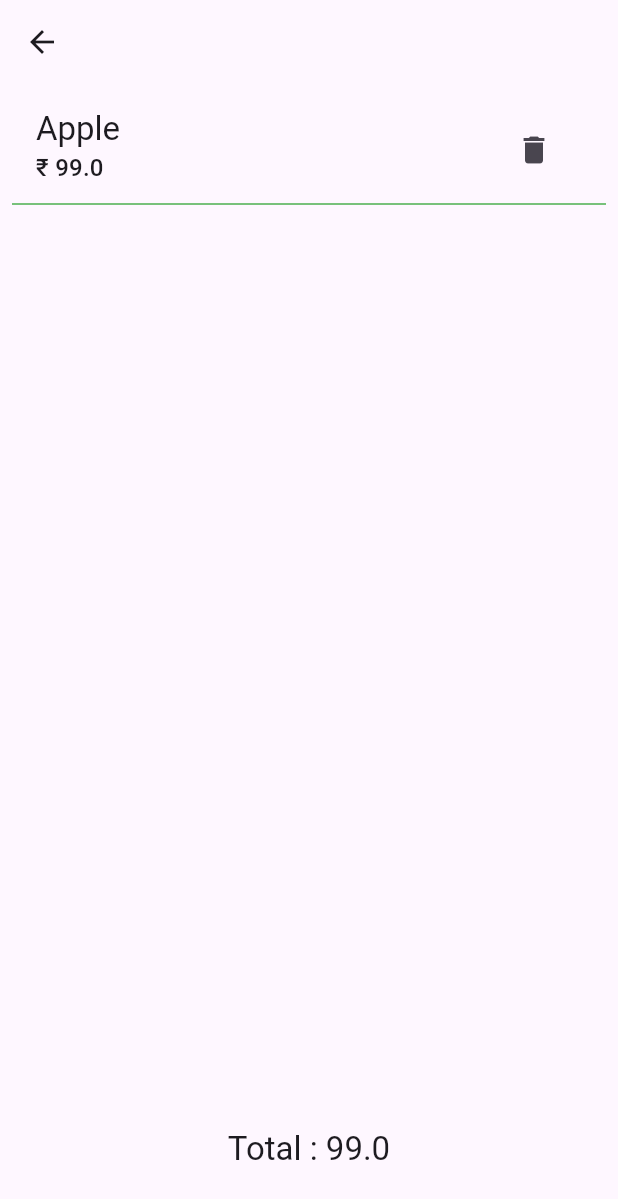
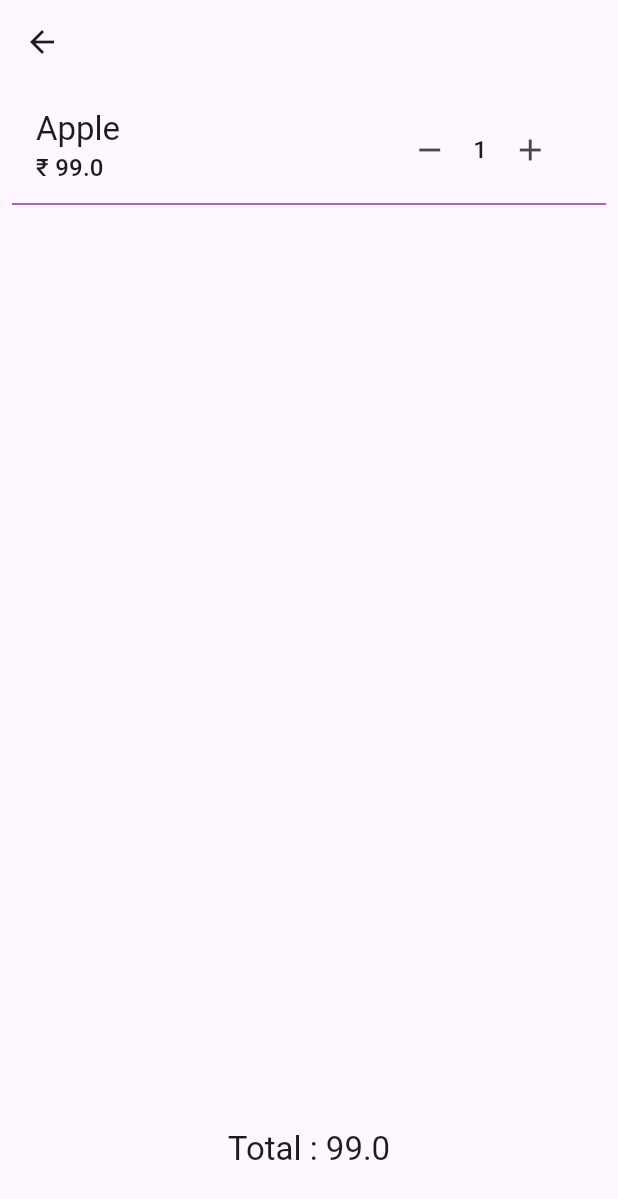
Before and after one commit to ChandraChaan/my_cart, a Flutter app: the screen it shows after launch, after a tap on "Add to cart", after a tap on the "shopping cart" icon, on a phone screen of 412 x 824 dp. Shown: the top 1199 px of the screen. Run offline on Flutter 3.47's test engine with Material 3 defaults, Android fonts, the phone set to English and light mode, and no system bars.

Commit message:
cart item quantity added

```diff
--- a/lib/model/list_model.dart
+++ b/lib/model/list_model.dart
@@ -1,7 +1,7 @@
 class ListModel{
   final String name;
   final double price;
-  final int quantity;
+   int quantity;
 
   ListModel({required this.name, required this.price, required this.quantity});
 }
--- a/lib/screens/cart_screen.dart
+++ b/lib/screens/cart_screen.dart
@@ -47,18 +47,44 @@ class _CartScreenState extends State<CartScreen> {
                               style: Theme.of(context).textTheme.titleLarge),
                           subtitle: Text("₹ ${widget.cartItems[a].price}",
                               style: Theme.of(context).textTheme.titleMedium),
-                          trailing: IconButton(
-                            icon: const Icon(Icons.delete),
-                            onPressed: () {
-                              widget.cartItems.remove(widget.cartItems[a]);
-                              totalPriceFun();
-                              setState(() {});
-                            },
+                          trailing: SizedBox(
+                            width: 120,
+                            child: Row(
+                              mainAxisAlignment: MainAxisAlignment.spaceAround,
+                              crossAxisAlignment: CrossAxisAlignment.center,
+                              children: [
+                                IconButton(
+                                  icon: const Icon(Icons.remove),
+                                  onPressed: () {
+                                    if (widget.cartItems[a].quantity > 1) {
+                                      widget.cartItems[a].quantity--;
+                                    } else {
+                                      widget.cartItems
+                                          .remove(widget.cartItems[a]);
+                                    }
+                                    totalPriceFun();
+                                    setState(() {});
+                                  },
+                                ),
+                                Text('${widget.cartItems[a].quantity}',
+                                    style: Theme.of(context)
+                                        .textTheme
+                                        .titleMedium),
+                                IconButton(
+                                  icon: const Icon(Icons.add),
+                                  onPressed: () {
+                                    widget.cartItems[a].quantity++;
+                                    totalPriceFun();
+                                    setState(() {});
+                                  },
+                                ),
+                              ],
+                            ),
                           ),
                         ),
                         const Divider(
                           height: 0.5,
-                          color: Colors.green,
+                          color: Colors.purple,
                         )
                       ]
                     ],
@@ -81,7 +107,8 @@ class _CartScreenState extends State<CartScreen> {
   totalPriceFun() {
     totalPrice = 0.0;
     for (int a = 0; a < widget.cartItems.length; a++) {
-      totalPrice = totalPrice + widget.cartItems[a].price;
+      totalPrice = totalPrice +
+          (widget.cartItems[a].quantity * widget.cartItems[a].price);
     }
     setState(() {});
   }
--- a/lib/screens/home_screen.dart
+++ b/lib/screens/home_screen.dart
@@ -61,10 +61,10 @@ class _HomeScreenState extends State<HomeScreen> {
                   border: Border.all(
                     color: cartItems.contains(ComList.names[index])
                         ? Colors.purple
-                        : Colors.lightGreen,
+                        : Colors.transparent,
                     width: 2,
                   ),
-                  borderRadius: const BorderRadius.all(Radius.circular(20))),
+                  borderRadius: const BorderRadius.all(Radius.circular(30))),
               child: Column(
                 children: [
                   Expanded(
```
